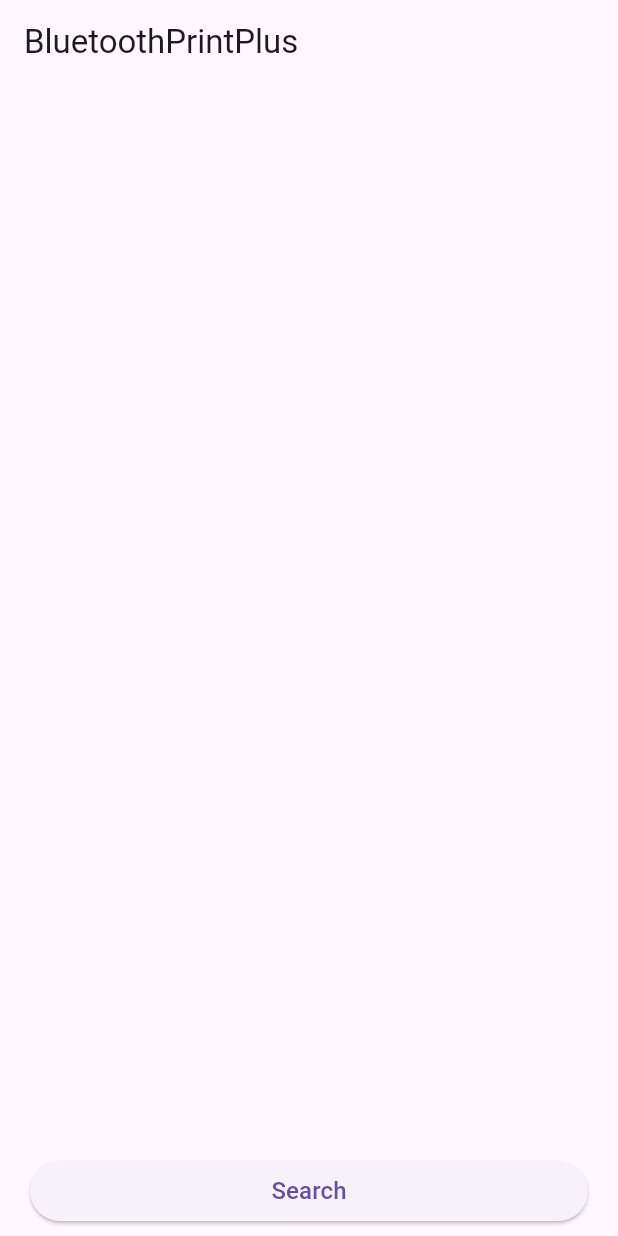
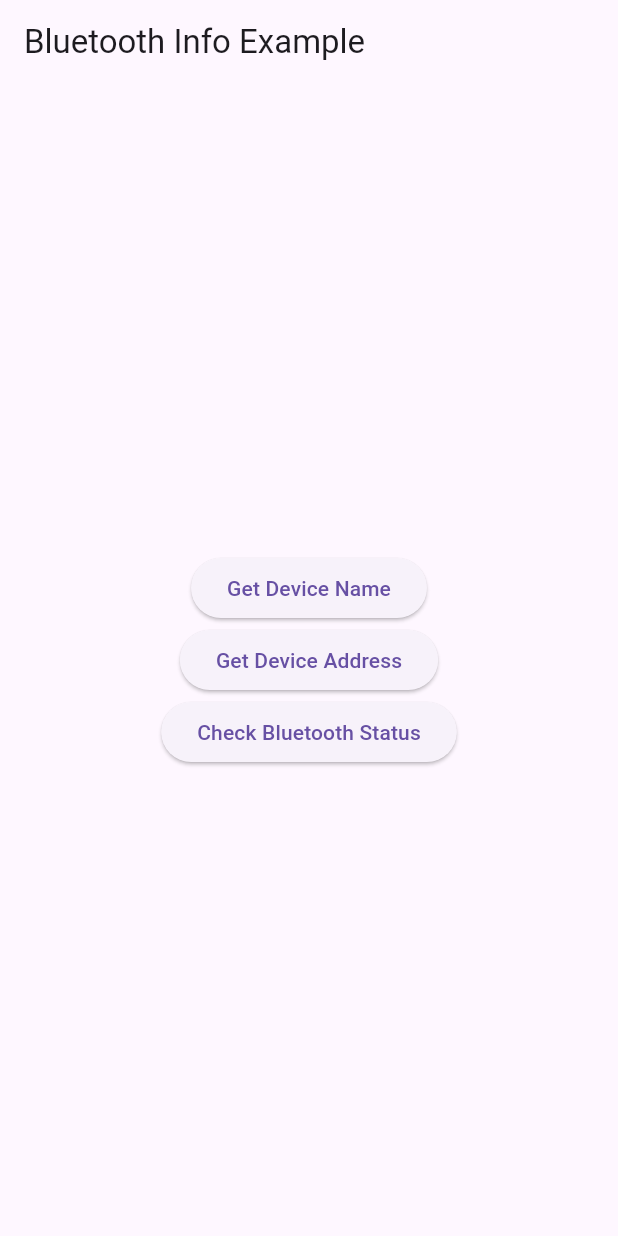
Before and after one commit to masaPokemon/masa, a Flutter app: the screen it shows after launch, on a phone screen of 412 x 824 dp. Run offline on Flutter 3.47's test engine with Material 3 defaults, Android fonts, the phone set to English and light mode, and no system bars; our stand-ins replace device_info_plus, permission_handler; missing offline and left inert: bluetooth_info.

Commit message:
Update main.dart

```diff
--- a/lib/main.dart
+++ b/lib/main.dart
@@ -1,145 +1,108 @@
+import 'dart:io';
+
+import 'package:device_info_plus/device_info_plus.dart';
 import 'package:flutter/material.dart';
 import 'dart:async';
+import 'package:permission_handler/permission_handler.dart';
 
-import 'package:bluetooth_print_plus/bluetooth_print_plus.dart';
-
-import 'function_page.dart';
+import 'package:flutter/services.dart';
+import 'package:bluetooth_info/bluetooth_info.dart';
 
 void main() {
-  runApp(const MyApp());
+  runApp(MaterialApp(
+    home: BluetoothInfoExample(),
+  ));
 }
 
-class MyApp extends StatelessWidget {
-  const MyApp({super.key});
+class BluetoothInfoExample extends StatefulWidget {
+  const BluetoothInfoExample({super.key});
 
   @override
-  Widget build(BuildContext context) {
-    // TODO: implement build
-    return const MaterialApp(
-      home: HomePage(),
-    );
-  }
+  State<BluetoothInfoExample> createState() => _BluetoothInfoExampleState();
 }
 
-class HomePage extends StatefulWidget {
-  const HomePage({super.key});
-
-  @override
-  State<HomePage> createState() => _HomePageState();
-}
-
-class _HomePageState extends State<HomePage> with WidgetsBindingObserver {
-  final _bluetoothPrintPlus = BluetoothPrintPlus.instance;
-  bool _connected = false;
-  BluetoothDevice? _device;
-
+class _BluetoothInfoExampleState extends State<BluetoothInfoExample> {
   @override
   void initState() {
+    WidgetsBinding.instance.addPostFrameCallback((_) {
+      Future.delayed(Duration(milliseconds: 1000), () async {
+        await isBTPermissionGiven();
+      });
+    });
     super.initState();
-    WidgetsBinding.instance.addPostFrameCallback((_) => initBluetooth());
   }
 
-  Future<void> initBluetooth() async {
-    bool isConnected = await _bluetoothPrintPlus.isConnected ?? false;
-    _bluetoothPrintPlus.state.listen((state) {
-      print('********** cur device status: $state **********');
-      switch (state) {
-        case BluetoothPrintPlus.connected:
-          setState(() {
-            if (_device == null) return;
-            _connected = true;
-            _bluetoothPrintPlus.stopScan();
-            Navigator.of(context).push(
-                MaterialPageRoute(builder: (ctx) => FunctionPage(_device!)));
-          });
-          break;
-        case BluetoothPrintPlus.disconnected:
-          setState(() {
-            _device = null;
-            _connected = false;
-          });
-          break;
-        default:
-          break;
+  Future<bool> isBTPermissionGiven() async {
+    if (Platform.isIOS) {
+      if (!await Permission.bluetooth.isRestricted) {
+        return true;
+      } else {
+        var response = await [Permission.bluetooth].request();
+        return response[Permission.bluetooth]?.isGranted == true;
       }
-    });
-
-    if (!mounted) return;
-
-    if (isConnected) {
-      setState(() {
-        _connected = true;
-      });
+    } else if (Platform.isAndroid) {
+      var isAndroidS = (int.tryParse(
+                  (await DeviceInfoPlugin().androidInfo).version.release) ??
+              0) >=
+          11;
+      if (isAndroidS) {
+        if (await Permission.bluetoothScan.isGranted) {
+          return true;
+        } else {
+          var response = await [
+            Permission.bluetoothScan,
+            Permission.bluetoothConnect
+          ].request();
+          return response[Permission.bluetoothScan]?.isGranted == true &&
+              response[Permission.bluetoothConnect]?.isGranted == true;
+        }
+      } else {
+        return true;
+      }
     }
+    return false;
   }
 
   @override
   Widget build(BuildContext context) {
     return Scaffold(
-      appBar: AppBar(
-        title: const Text('BluetoothPrintPlus'),
-      ),
-      body: SafeArea(
-        child: Column(
-          children: [
-            Expanded(
-                child: StreamBuilder<List<BluetoothDevice>>(
-              stream: _bluetoothPrintPlus.scanResults,
-              initialData: [],
-              builder: (c, snapshot) => ListView(
-                children: snapshot.data!
-                    .map((d) => Container(
-                          padding: const EdgeInsets.only(
-                              left: 10, right: 10, bottom: 5),
-                          child: Row(
-                            mainAxisAlignment: MainAxisAlignment.spaceBetween,
-                            children: [
-                              Expanded(
-                                  child: Column(
-                                crossAxisAlignment: CrossAxisAlignment.start,
-                                children: [
-                                  Text(d.name ?? ''),
-                                  Text(
-                                    d.address ?? 'null',
-                                    overflow: TextOverflow.ellipsis,
-                                    style: const TextStyle(
-                                        fontSize: 12, color: Colors.grey),
-                                  ),
-                                  const Divider(),
-                                ],
-                              )),
-                              const SizedBox(
-                                width: 10,
-                              ),
-                              ElevatedButton(
-                                onPressed: () async {
-                                  _bluetoothPrintPlus.connect(d);
-                                  _device = d;
-                                },
-                                child: const Text("connect"),
-                              )
-                            ],
-                          ),
-                        ))
-                    .toList(),
+      appBar: AppBar(title: Text('Bluetooth Info Example')),
+      body: Container(
+        child: Center(
+          child: Column(
+            mainAxisAlignment: MainAxisAlignment.center,
+            children: [
+              ElevatedButton(
+                onPressed: () => _getDeviceName(),
+                child: Text('Get Device Name'),
               ),
-            )),
-            Container(
-              padding: const EdgeInsets.symmetric(vertical: 10, horizontal: 20),
-              width: double.infinity,
-              height: 60,
-              child: ElevatedButton(
-                child: const Text("Search", style: TextStyle(fontSize: 16)),
-                onPressed: () {
-                  _bluetoothPrintPlus.isAvailable;
-                  _bluetoothPrintPlus.startScan(
-                      timeout: const Duration(seconds: 30));
-                },
+              ElevatedButton(
+                onPressed: () => _getDeviceAddress(),
+                child: Text('Get Device Address'),
               ),
-            )
-          ],
+              ElevatedButton(
+                onPressed: () => _checkBluetoothStatus(),
+                child: Text('Check Bluetooth Status'),
+              ),
+            ],
+          ),
         ),
       ),
     );
   }
+
+  void _getDeviceName() async {
+    String deviceName = await BluetoothInfo.getDeviceName();
+    print('Device Name: $deviceName');
+  }
+
+  void _getDeviceAddress() async {
+    String deviceAddress = await BluetoothInfo.getDeviceAddress();
+    print('Device Address: $deviceAddress');
+  }
+
+  void _checkBluetoothStatus() async {
+    bool isBluetoothEnabled = await BluetoothInfo.isBluetoothEnabled();
+    print('Bluetooth Enabled: $isBluetoothEnabled');
+  }
 }
```
